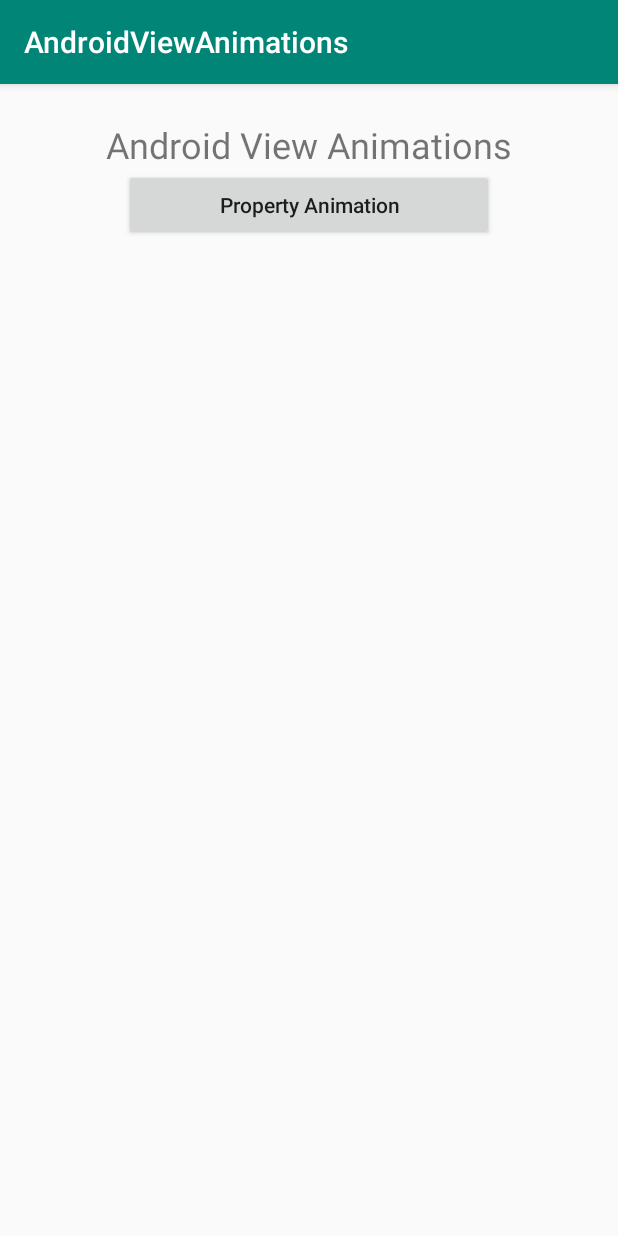
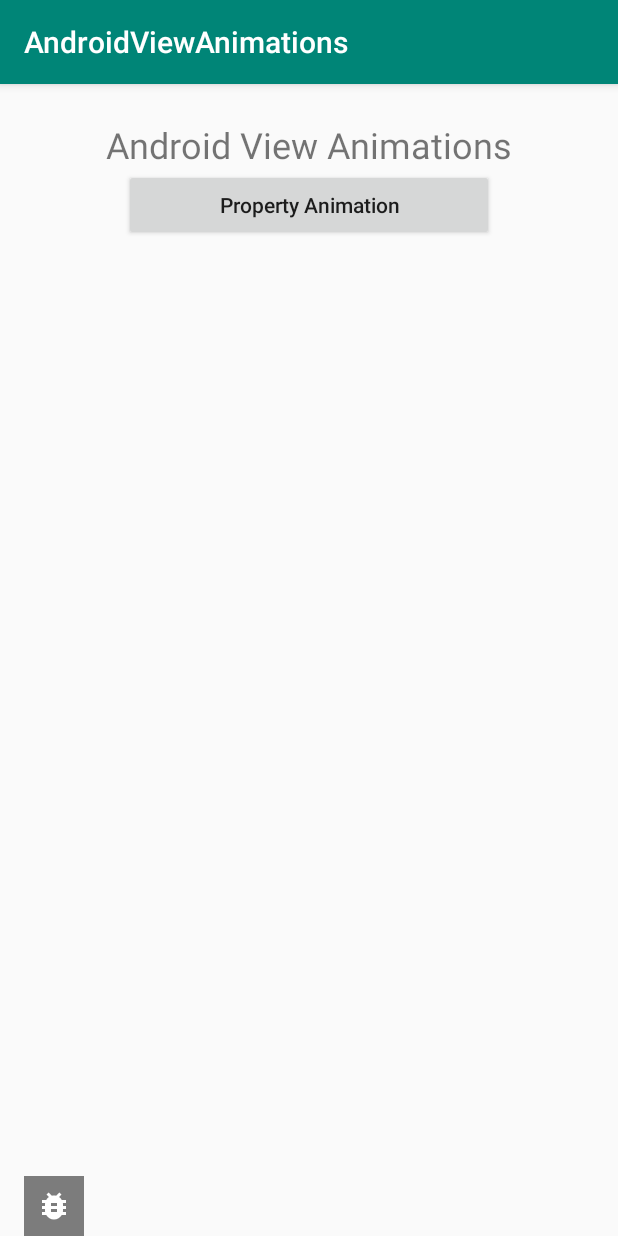
Before and after one commit to Lettucech/AndroidViewAnimations, an Android app: the screen it shows after launch (MainActivity), on a phone screen of 412 x 824 dp. Run offline under Robolectric (Android 15) with nearby library versions, the phone set to English and light mode, and no system bars.

Commit message:
extract Log display to independent fragment and access by view model

```diff
--- a/app/build.gradle
+++ b/app/build.gradle
@@ -13,6 +13,7 @@ android {
         versionCode 1
         versionName "1.0"
         testInstrumentationRunner "androidx.test.runner.AndroidJUnitRunner"
+        vectorDrawables.useSupportLibrary = true
     }
     buildTypes {
         release {
@@ -33,4 +34,5 @@ dependencies {
     androidTestImplementation 'androidx.test.espresso:espresso-core:3.2.0'
     implementation 'androidx.navigation:navigation-fragment-ktx:2.0.0'
     implementation 'androidx.navigation:navigation-ui-ktx:2.0.0'
+    implementation 'androidx.lifecycle:lifecycle-extensions:2.0.0'
 }
--- a/app/src/main/AndroidManifest.xml
+++ b/app/src/main/AndroidManifest.xml
@@ -1,5 +1,6 @@
 <?xml version="1.0" encoding="utf-8"?>
-<manifest xmlns:android="http://schemas.android.com/apk/res/android"
+<manifest
+    xmlns:android="http://schemas.android.com/apk/res/android"
     package="io.github.lettucech.example.android.viewanimations">
 
     <application
@@ -9,7 +10,7 @@
         android:roundIcon="@mipmap/ic_launcher_round"
         android:supportsRtl="true"
         android:theme="@style/AppTheme">
-        <activity android:name=".MainActivity">
+        <activity android:name=".activity.MainActivity">
             <intent-filter>
                 <action android:name="android.intent.action.MAIN" />
 
--- /dev/null
+++ b/app/src/main/java/io/github/lettucech/example/android/viewanimations/activity/MainActivity.kt
@@ -0,0 +1,30 @@
+package io.github.lettucech.example.android.viewanimations.activity
+
+import android.os.Bundle
+import androidx.appcompat.app.AppCompatActivity
+import androidx.lifecycle.ViewModelProviders
+import io.github.lettucech.example.android.viewanimations.R
+import io.github.lettucech.example.android.viewanimations.viewmodel.LogViewModel
+import kotlinx.android.synthetic.main.activity_main.*
+
+class MainActivity : AppCompatActivity() {
+
+    private var logViewModel: LogViewModel? = null
+    private var logcatOpened = false
+
+    override fun onCreate(savedInstanceState: Bundle?) {
+        super.onCreate(savedInstanceState)
+        setContentView(R.layout.activity_main)
+
+        logViewModel = ViewModelProviders.of(this).get(LogViewModel::class.java)
+
+        imageView_log_toggle.setOnClickListener {
+            if (logcatOpened) {
+                guideline_log_fragment.setGuidelinePercent(1f)
+            } else {
+                guideline_log_fragment.setGuidelinePercent(0.5f)
+            }
+            logcatOpened = !logcatOpened
+        }
+    }
+}
--- /dev/null
+++ b/app/src/main/java/io/github/lettucech/example/android/viewanimations/fragment/LogFragment.kt
@@ -0,0 +1,68 @@
+package io.github.lettucech.example.android.viewanimations.fragment
+
+import android.os.Bundle
+import android.view.LayoutInflater
+import android.view.View
+import android.view.ViewGroup
+import androidx.fragment.app.Fragment
+import androidx.lifecycle.Observer
+import androidx.lifecycle.ViewModelProviders
+import androidx.recyclerview.widget.LinearLayoutManager
+import androidx.recyclerview.widget.RecyclerView
+import io.github.lettucech.example.android.viewanimations.R
+import io.github.lettucech.example.android.viewanimations.adapter.LogAdapter
+import io.github.lettucech.example.android.viewanimations.model.CustomLog
+import io.github.lettucech.example.android.viewanimations.viewmodel.LogViewModel
+import kotlinx.android.synthetic.main.fragment_log.*
+
+/**
+ * Created by Brian Ho on 2019-07-17.
+ */
+class LogFragment : Fragment() {
+    private var logViewModel: LogViewModel? = null
+    private var logAdapter = LogAdapter()
+    private var adapterDataObserver: RecyclerView.AdapterDataObserver? = null
+
+    override fun onCreate(savedInstanceState: Bundle?) {
+        super.onCreate(savedInstanceState)
+        logViewModel = ViewModelProviders.of(requireActivity()).get(LogViewModel::class.java)
+    }
+
+    override fun onCreateView(
+        inflater: LayoutInflater,
+        container: ViewGroup?,
+        savedInstanceState: Bundle?
+    ): View? {
+        return inflater.inflate(R.layout.fragment_log, container, false)
+    }
+
+    override fun onViewCreated(view: View, savedInstanceState: Bundle?) {
+        super.onViewCreated(view, savedInstanceState)
+
+        recyclerView_log.apply {
+            itemAnimator = null
+            adapter = logAdapter
+            layoutManager = LinearLayoutManager(context, LinearLayoutManager.VERTICAL, false)
+            adapterDataObserver = object : RecyclerView.AdapterDataObserver() {
+                override fun onItemRangeInserted(positionStart: Int, itemCount: Int) {
+                    (recyclerView_log.layoutManager as LinearLayoutManager).scrollToPositionWithOffset(
+                        positionStart - 1,
+                        0
+                    )
+                }
+            }
+            adapterDataObserver?.let { logAdapter.registerAdapterDataObserver(it) }
+        }
+
+        logViewModel?.getLogList()?.observe(this, Observer<ArrayList<CustomLog>> {
+            if (it.size > 0) {
+                logAdapter.addLog(it[it.size - 1])
+            }
+        })
+    }
+
+    override fun onDestroy() {
+        adapterDataObserver?.let { logAdapter.unregisterAdapterDataObserver(it) }
+        super.onDestroy()
+    }
+}
--- /dev/null
+++ b/app/src/main/java/io/github/lettucech/example/android/viewanimations/viewmodel/LogViewModel.kt
@@ -0,0 +1,25 @@
+package io.github.lettucech.example.android.viewanimations.viewmodel
+
+import androidx.lifecycle.LiveData
+import androidx.lifecycle.MutableLiveData
+import androidx.lifecycle.ViewModel
+import io.github.lettucech.example.android.viewanimations.model.CustomLog
+
+/**
+ * Created by Brian Ho on 2019-07-17.
+ */
+class LogViewModel : ViewModel() {
+    private val logList = MutableLiveData<ArrayList<CustomLog>>().apply {
+        value = ArrayList()
+    }
+
+    fun addLog(message: String) {
+        val log = CustomLog(message)
+        logList.value?.let {
+            it.add(log)
+            logList.value = it
+        }
+    }
+
+    fun getLogList() = logList as LiveData<ArrayList<CustomLog>>
+}
--- /dev/null
+++ b/app/src/main/res/drawable/ic_bug_report_black_24dp.xml
@@ -0,0 +1,9 @@
+<vector xmlns:android="http://schemas.android.com/apk/res/android"
+        android:width="24dp"
+        android:height="24dp"
+        android:viewportWidth="24.0"
+        android:viewportHeight="24.0">
+    <path
+        android:fillColor="#FF000000"
+        android:pathData="M20,8h-2.81c-0.45,-0.78 -1.07,-1.45 -1.82,-1.96L17,4.41 15.59,3l-2.17,2.17C12.96,5.06 12.49,5 12,5c-0.49,0 -0.96,0.06 -1.41,0.17L8.41,3 7,4.41l1.62,1.63C7.88,6.55 7.26,7.22 6.81,8L4,8v2h2.09c-0.05,0.33 -0.09,0.66 -0.09,1v1L4,12v2h2v1c0,0.34 0.04,0.67 0.09,1L4,16v2h2.81c1.04,1.79 2.97,3 5.19,3s4.15,-1.21 5.19,-3L20,18v-2h-2.09c0.05,-0.33 0.09,-0.66 0.09,-1v-1h2v-2h-2v-1c0,-0.34 -0.04,-0.67 -0.09,-1L20,10L20,8zM14,16h-4v-2h4v2zM14,12h-4v-2h4v2z"/>
+</vector>
--- a/app/src/main/res/layout/activity_main.xml
+++ b/app/src/main/res/layout/activity_main.xml
@@ -5,14 +5,48 @@
     xmlns:tools="http://schemas.android.com/tools"
     android:layout_width="match_parent"
     android:layout_height="match_parent"
-    tools:context=".MainActivity">
+    android:animateLayoutChanges="true"
+    tools:context=".activity.MainActivity">
 
     <fragment
         android:id="@+id/fragment_nav_host"
         android:name="androidx.navigation.fragment.NavHostFragment"
-        android:layout_width="match_parent"
-        android:layout_height="match_parent"
+        android:layout_width="0dp"
+        android:layout_height="0dp"
         app:defaultNavHost="true"
+        app:layout_constraintBottom_toTopOf="@+id/guideline_log_fragment"
+        app:layout_constraintEnd_toEndOf="parent"
+        app:layout_constraintStart_toStartOf="parent"
+        app:layout_constraintTop_toTopOf="parent"
         app:navGraph="@navigation/nav_graph_main" />
 
+    <fragment
+        android:id="@+id/fragment_log"
+        android:name="io.github.lettucech.example.android.viewanimations.fragment.LogFragment"
+        android:layout_width="0dp"
+        android:layout_height="0dp"
+        app:layout_constraintBottom_toBottomOf="parent"
+        app:layout_constraintEnd_toEndOf="parent"
+        app:layout_constraintStart_toStartOf="parent"
+        app:layout_constraintTop_toTopOf="@+id/guideline_log_fragment" />
+
+    <ImageView
+        android:id="@+id/imageView_log_toggle"
+        android:layout_width="wrap_content"
+        android:layout_height="wrap_content"
+        android:layout_marginStart="16dp"
+        android:background="@color/log_background"
+        android:padding="8dp"
+        android:tint="@android:color/white"
+        app:layout_constraintBottom_toTopOf="@+id/fragment_log"
+        app:layout_constraintStart_toStartOf="parent"
+        app:srcCompat="@drawable/ic_bug_report_black_24dp" />
+
+    <androidx.constraintlayout.widget.Guideline
+        android:id="@+id/guideline_log_fragment"
+        android:layout_width="wrap_content"
+        android:layout_height="wrap_content"
+        android:orientation="horizontal"
+        app:layout_constraintGuide_percent="1" />
+
 </androidx.constraintlayout.widget.ConstraintLayout>
--- a/app/src/main/res/layout/fragment_property_animation.xml
+++ b/app/src/main/res/layout/fragment_property_animation.xml
@@ -1,9 +1,9 @@
 <?xml version="1.0" encoding="utf-8"?>
 <androidx.constraintlayout.widget.ConstraintLayout
-    android:id="@+id/layout_root"
     xmlns:android="http://schemas.android.com/apk/res/android"
     xmlns:app="http://schemas.android.com/apk/res-auto"
     xmlns:tools="http://schemas.android.com/tools"
+    android:id="@+id/layout_root"
     android:layout_width="match_parent"
     android:layout_height="match_parent"
     tools:context=".fragment.PropertyAnimationFragment">
@@ -53,6 +53,6 @@
         app:layout_constraintEnd_toEndOf="parent"
         app:layout_constraintHorizontal_bias="0.0"
         app:layout_constraintStart_toStartOf="parent"
-        app:layout_constraintTop_toTopOf="parent" />
+        app:layout_constraintTop_toBottomOf="@+id/spinner_interpolator" />
 
 </androidx.constraintlayout.widget.ConstraintLayout>
--- a/app/src/main/res/values/colors.xml
+++ b/app/src/main/res/values/colors.xml
@@ -3,4 +3,5 @@
     <color name="colorPrimary">#008577</color>
     <color name="colorPrimaryDark">#00574B</color>
     <color name="colorAccent">#D81B60</color>
+    <color name="log_background">#80000000</color>
 </resources>
```
Also changed, not shown: app/src/main/java/io/github/lettucech/example/android/viewanimations/MainActivity.kt (deleted, +0 -14 lines), app/src/main/java/io/github/lettucech/example/android/viewanimations/adapter/LogAdapter.kt (added, +46 -0 lines), app/src/main/java/io/github/lettucech/example/android/viewanimations/fragment/PropertyAnimationFragment.kt (+27 -1 lines), app/src/main/java/io/github/lettucech/example/android/viewanimations/model/CustomLog.kt (added, +10 -0 lines), app/src/main/res/layout/fragment_log.xml (added, +12 -0 lines), app/src/main/res/layout/view_log.xml (added, +22 -0 lines).
